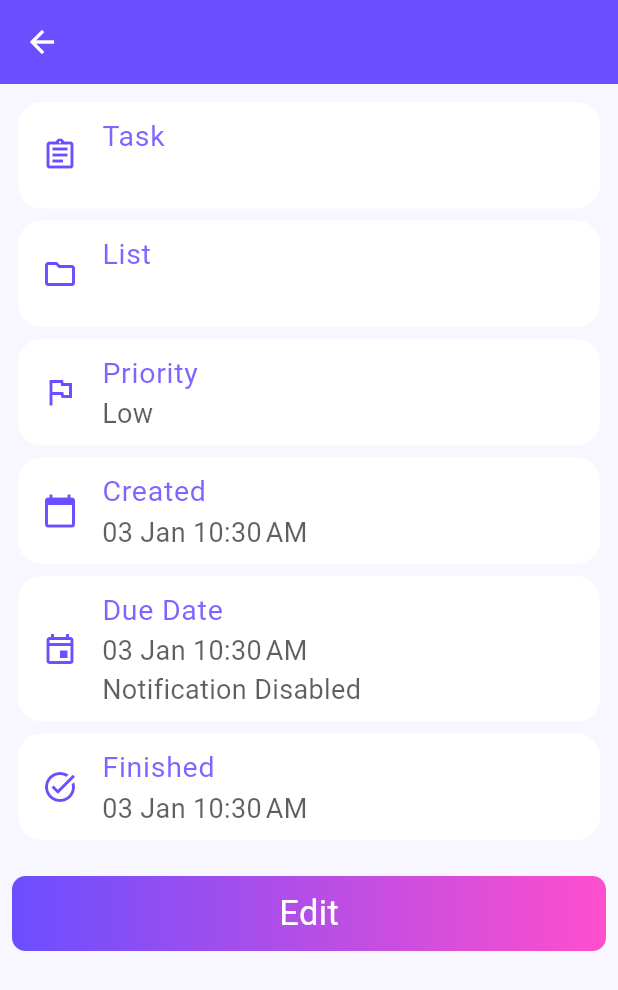
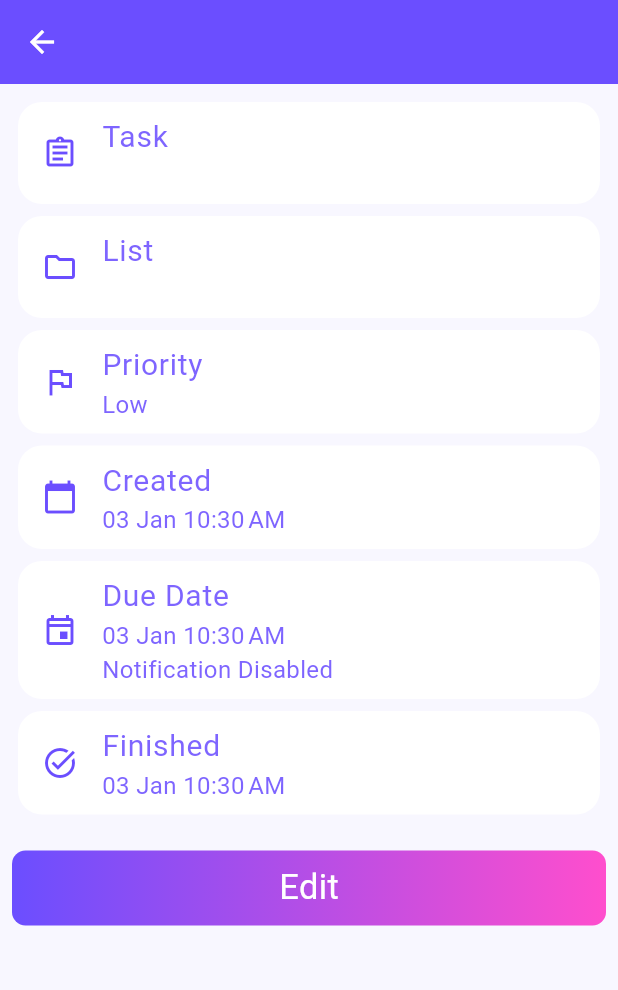
Before and after one commit to HP1324/darrt, a Flutter app: the TaskView screen opened directly with empty values, on a phone screen of 412 x 824 dp. Shown: the top 990 px of the screen. Run offline on Flutter 3.47's test engine with Material 3 defaults, Android fonts, the phone set to English and light mode, and no system bars; drawn by our look-alikes of toastification; our stand-ins replace awesome_notifications, fl_chart, get_storage, google_fonts, iconsax, logger and 2 more; accounts and stored records are empty; Roboto replaces fonts that are missing (Gabarito).

Commit message:
change font sizes in single task view

```diff
--- a/lib/views/pages/single_task_view.dart
+++ b/lib/views/pages/single_task_view.dart
@@ -13,6 +13,7 @@ class TaskView extends StatelessWidget {
   final Task task;
   @override
   Widget build(BuildContext context) {
+
     task.printTask();
     return Scaffold(
       appBar: AppBar(title: Text('${task.title}')),
@@ -93,8 +94,8 @@ class DetailItem extends StatelessWidget {
 
   @override
   Widget build(BuildContext context) {
-    const titleStyle = TextStyle(fontSize: 19);
-    final subtitleStyle = TextStyle(fontSize: 18, color: Colors.black.withAlpha(160));
+    final titleStyle = TextStyle(fontSize: Theme.of(context).textTheme.titleLarge!.fontSize);
+    final subtitleStyle = TextStyle(fontSize: Theme.of(context).textTheme.titleMedium!.fontSize);
     return Card(
       elevation: 0,
       child: ListTile(
```
